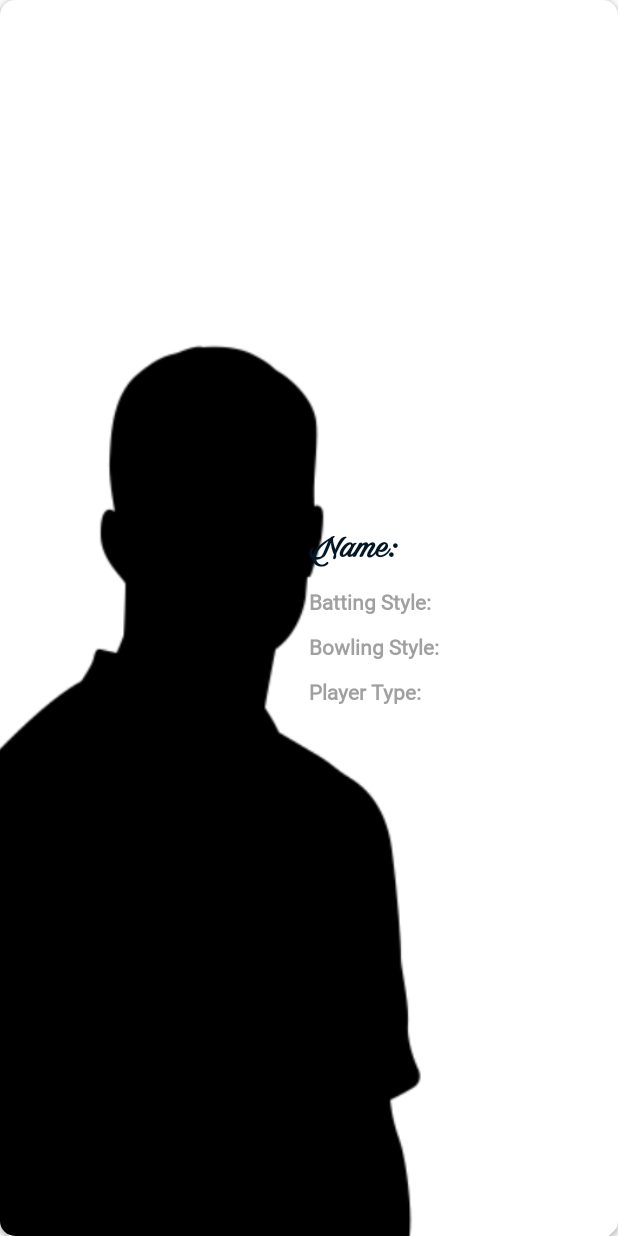
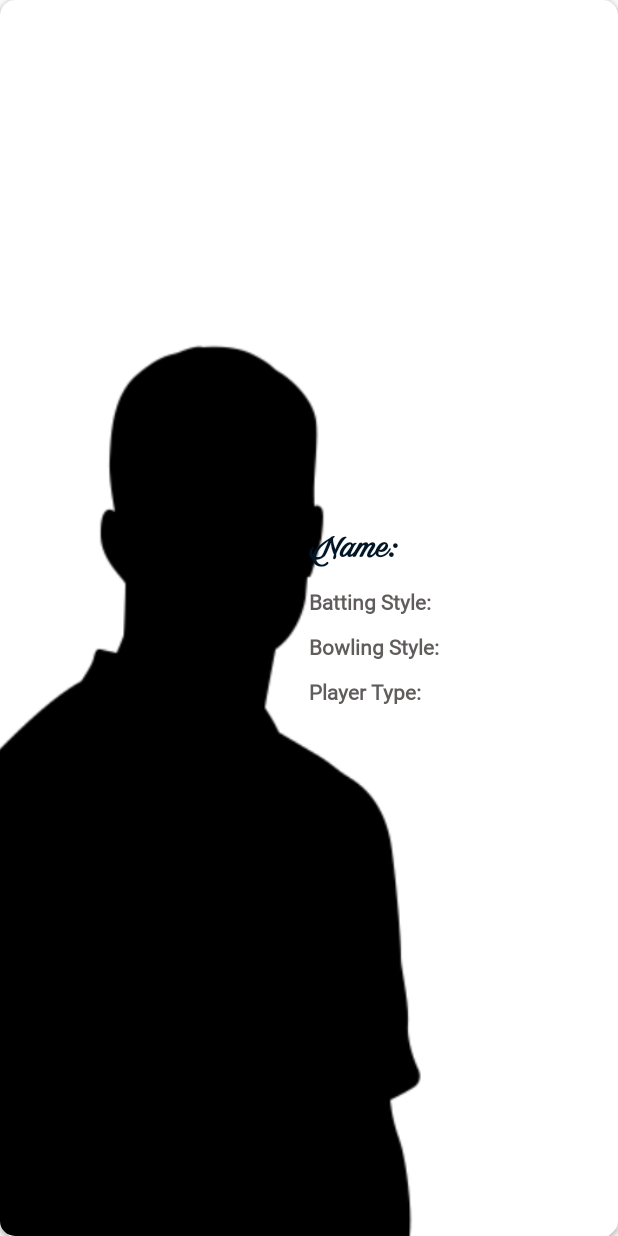
Before and after one commit to ivanamper00/CricketMVVM, an Android app: the layout team_players_list.xml on its own in the app's theme, with its tools: preview values and no code run, on a phone screen of 412 x 824 dp. Run offline under Robolectric (Android 15) with nearby library versions, the light colour scheme and no system bars.

Commit message:
modify team details loading

```diff
--- a/app/src/main/java/com/billy/cricketmvvm/adapters/TeamsAdapter.java
+++ b/app/src/main/java/com/billy/cricketmvvm/adapters/TeamsAdapter.java
@@ -7,7 +7,6 @@ import android.view.View;
 import android.view.ViewGroup;
 import android.widget.ImageView;
 import android.widget.TextView;
-import android.widget.Toast;
 
 import androidx.annotation.NonNull;
 import androidx.recyclerview.widget.RecyclerView;
--- a/app/src/main/java/com/billy/cricketmvvm/view/fragments/SeriesFragment.java
+++ b/app/src/main/java/com/billy/cricketmvvm/view/fragments/SeriesFragment.java
@@ -93,6 +93,7 @@ public class SeriesFragment extends Fragment {
             }
         });
 
+
         initRecyclerView();
 
         return view;
--- a/app/src/main/java/com/billy/cricketmvvm/view/fragments/SeriesGamesFragment.java
+++ b/app/src/main/java/com/billy/cricketmvvm/view/fragments/SeriesGamesFragment.java
@@ -13,6 +13,7 @@ import android.util.Log;
 import android.view.LayoutInflater;
 import android.view.View;
 import android.view.ViewGroup;
+import android.widget.LinearLayout;
 import android.widget.RelativeLayout;
 
 import com.billy.cricketmvvm.R;
@@ -89,6 +90,7 @@ public class SeriesGamesFragment extends Fragment {
 
         recyclerView = view.findViewById(R.id.series_games_recycler);
         relativeLayout = view.findViewById(R.id.relative_loading);
+
         relativeLayout.setVisibility(View.VISIBLE);
         seriesGamesViewModel = ViewModelProviders.of(this).get(SeriesGamesViewModel.class);
         seriesGamesViewModel.init();
--- a/app/src/main/res/layout/match_details.xml
+++ b/app/src/main/res/layout/match_details.xml
@@ -13,6 +13,7 @@
         android:orientation="vertical">
 
         <LinearLayout
+            android:id="@+id/home_team_details"
             android:layout_width="match_parent"
             android:layout_height="wrap_content"
             android:layout_marginHorizontal="5dp"
@@ -102,6 +103,7 @@
         </LinearLayout>
 
         <LinearLayout
+            android:id="@+id/away_team_details"
             android:layout_width="match_parent"
             android:layout_height="wrap_content"
             android:layout_alignParentRight="true"
--- a/app/src/main/res/layout/team_players_list.xml
+++ b/app/src/main/res/layout/team_players_list.xml
@@ -26,6 +26,7 @@
             android:layout_height="match_parent"/>
         <LinearLayout
             android:layout_width="0dp"
+            android:paddingRight="10dp"
             android:layout_height="match_parent"
             android:layout_weight=".5"
             android:gravity="center"
--- a/app/src/main/res/values/colors.xml
+++ b/app/src/main/res/values/colors.xml
@@ -8,5 +8,5 @@
     <color name="colorBlack">#011627</color>
     <color name="colorRed">#FF3366</color>
     <color name="transparent">#00000000</color>
-<color name="colorGray">#A0A0A0</color>
+    <color name="colorGray">#605C5C</color>
 </resources>
```
Also changed, not shown: app/src/main/java/com/billy/cricketmvvm/adapters/SeriesGamesAdapter.java (+6 -3 lines). Lines whose indentation alone changed are shown as unchanged.
